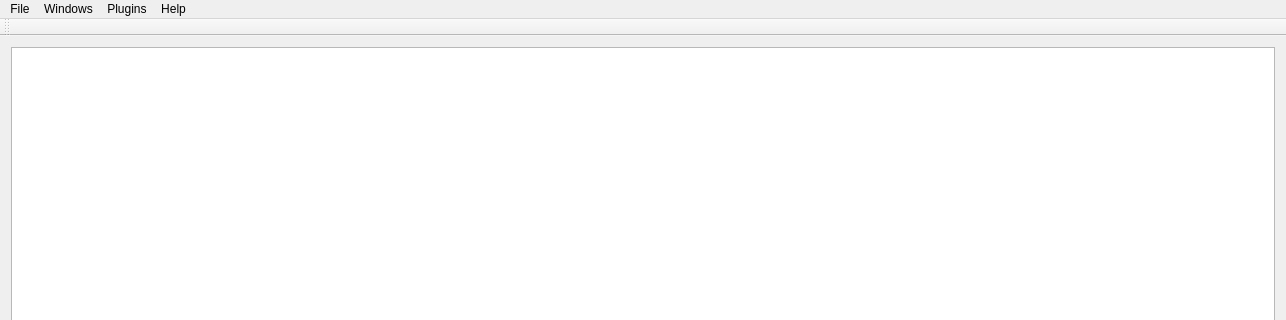
First picture: the form in Application/mainwindow.ui, repository SSSAAABBB/Working, before the edit; both pictures show x 0 to 1286 and y 0 to 320 of the 1286 by 625 pixel window.
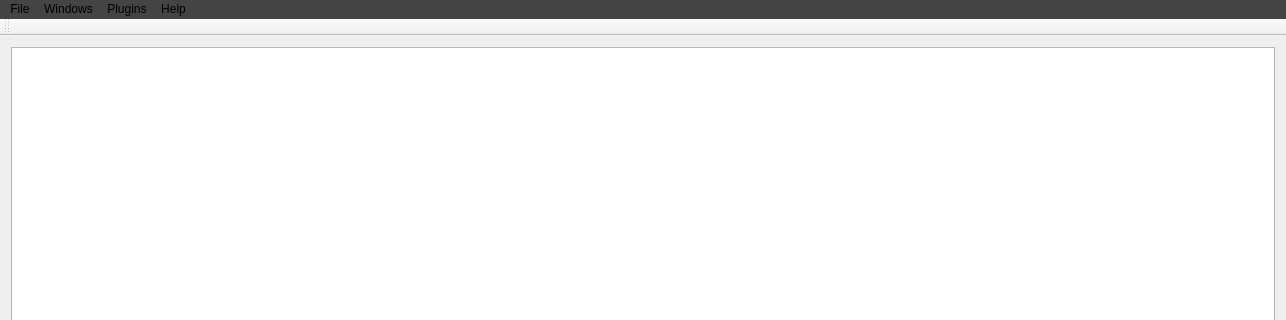
Second picture: the form after the edit.

Commit message: menubar禁止右键菜单

The edit to the form file:
```diff
--- a/Application/mainwindow.ui
+++ b/Application/mainwindow.ui
@@ -54,6 +54,10 @@
    <property name="toolTipDuration">
     <number>2000</number>
    </property>
+   <property name="styleSheet">
+    <string notr="true">background-color: rgb(68, 68, 68);
+alternate-background-color: rgb(156, 156, 156);</string>
+   </property>
    <widget class="QMenu" name="menuFile">
     <property name="toolTip">
      <string>&lt;html&gt;&lt;head/&gt;&lt;body&gt;&lt;p&gt;文件&lt;/p&gt;&lt;/body&gt;&lt;/html&gt;</string>
```
Left out of the diff: 15 changed lines with no effect on the pictures. The commit also changes 1 other file.
